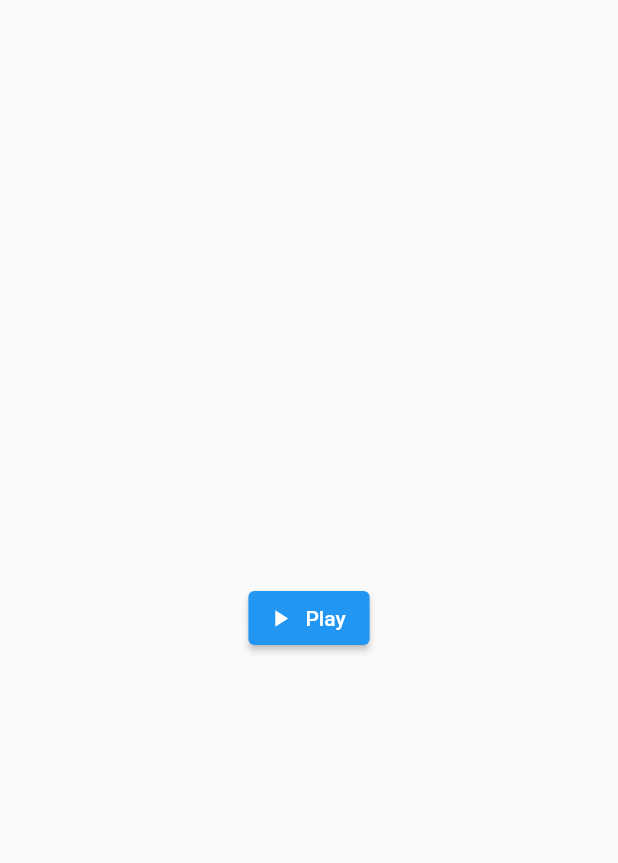
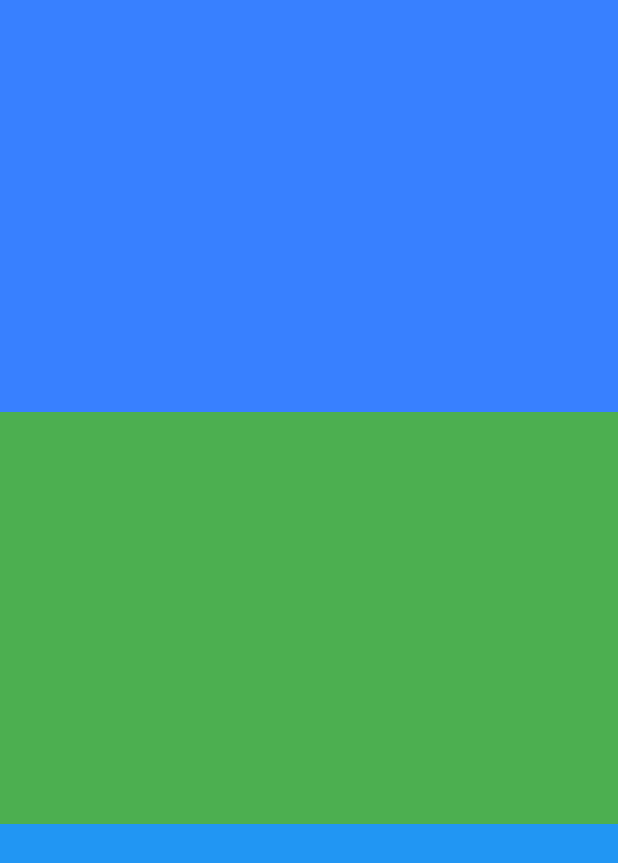
Before and after one commit to alpondith/flutter_playground, a Flutter app: the screen it shows after launch, on a phone screen of 412 x 824 dp. Shown: the top 863 px of the screen. Run offline on Flutter 3.47's test engine with Material 2 defaults, Android fonts, the phone set to English and light mode, and no system bars; our stand-ins replace audioplayers.

Commit message:
updated piano basic code

```diff
--- /dev/null
+++ b/lib/colors.dart
@@ -0,0 +1,16 @@
+import 'package:flutter/material.dart';
+
+class ThemeColors {
+  static const Color PRIMARY = Color(0xff3880FF);
+  static const Color SECONDARY = Color(0xffAA66CC);
+  static const Color SUCCESS = Color(0xff10DC60);
+  static const Color INFO = Color(0xff33B5E5);
+  static const Color WARNING = Color(0xffFFBB33);
+  static const Color DANGER = Color(0xffF04141);
+  static const Color LIGHT = Color(0xffE0E0E0);
+  static const Color DARK = Color(0xff222428);
+  static const Color WHITE = Color(0xffffffff);
+  static const Color FOCUS = Color(0xff434054);
+  static const Color ALT = Color(0xff794c8a);
+  static const Color TRANSPARENT = Colors.transparent;
+}
--- /dev/null
+++ b/lib/expanded_tile.dart
@@ -0,0 +1,29 @@
+import 'package:audioplayers/audioplayers.dart';
+import 'package:flutter/material.dart';
+
+class ExpandedTile extends StatelessWidget {
+  final Color color;
+  final String audio;
+  const ExpandedTile({
+    Key? key,
+    required this.color,
+    required this.audio,
+  }) : super(key: key);
+
+  @override
+  Widget build(BuildContext context) {
+    return Expanded(
+      flex: 1,
+      child: InkWell(
+        onTap: () {
+          AudioPlayer().play("assets/$audio.mp3", isLocal: true);
+        },
+        child: Container(
+          color: color,
+          height: double.infinity,
+          width: double.infinity,
+        ),
+      ),
+    );
+  }
+}
--- a/lib/main.dart
+++ b/lib/main.dart
@@ -1,5 +1,7 @@
 import 'package:flutter/material.dart';
-import 'package:audioplayers/audioplayers.dart';
+import 'package:flutter_playground/colors.dart';
+
+import 'expanded_tile.dart';
 
 void main() => runApp(App());
 
@@ -11,19 +13,23 @@ class App extends StatelessWidget {
     return MaterialApp(
       debugShowCheckedModeBanner: false,
       home: Scaffold(
-        body: Center(
-          child: ElevatedButton.icon(
-            onPressed: playSound,
-            icon: Icon(Icons.play_arrow, size: 18),
-            label: Text("Play"),
-          ),
+        body: Column(
+          children: [
+            ExpandedTile(
+              color: ThemeColors.PRIMARY,
+              audio: "beep",
+            ),
+            ExpandedTile(
+              color: Colors.green,
+              audio: "sound",
+            ),
+            ExpandedTile(
+              color: Colors.blue,
+              audio: "beep",
+            ),
+          ],
         ),
       ),
     );
   }
-
-  void playSound() {
-    AudioPlayer audioPlayer = AudioPlayer();
-    audioPlayer.play("assets/beep.mp3", isLocal: true);
-  }
 }
--- a/pubspec.yaml
+++ b/pubspec.yaml
@@ -45,7 +45,7 @@ flutter:
 
   # To add assets to your application, add an assets section, like this:
   assets:
-    - assets/beep.mp3
+    - assets/
 
   # An image asset can refer to one or more resolution-specific "variants", see
   # https://flutter.dev/assets-and-images/#resolution-aware.
```
Also changed, not shown: 2 other files.
